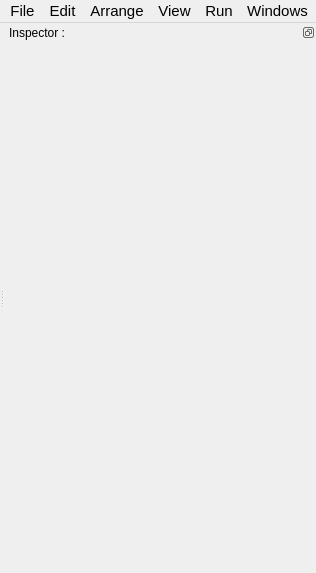
TrickPlay/Trickplay, file tools/ve2/UI/MainWindow.ui: the form before one commit.
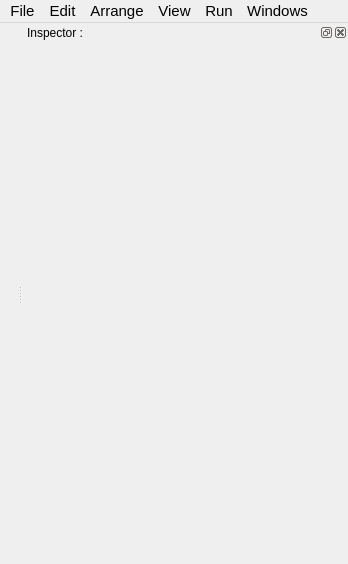
The form after the commit.

Patch:
```diff
--- a/tools/ve2/UI/MainWindow.ui
+++ b/tools/ve2/UI/MainWindow.ui
@@ -9,8 +9,8 @@
    <rect>
     <x>0</x>
     <y>0</y>
-    <width>316</width>
-    <height>573</height>
+    <width>348</width>
+    <height>564</height>
    </rect>
   </property>
   <property name="sizePolicy">
@@ -40,7 +40,7 @@
     <rect>
      <x>0</x>
      <y>0</y>
-     <width>316</width>
+     <width>348</width>
      <height>27</height>
     </rect>
    </property>
```
Left out of the diff: 9 changed lines with no effect on the pictures.
